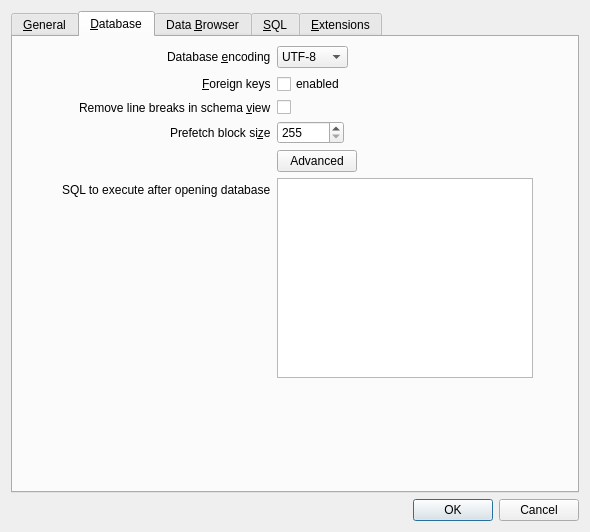
The window that src/PreferencesDialog.ui (sqlitebrowser/sqlitebrowser) describes before a commit, drawn with Qt 5.
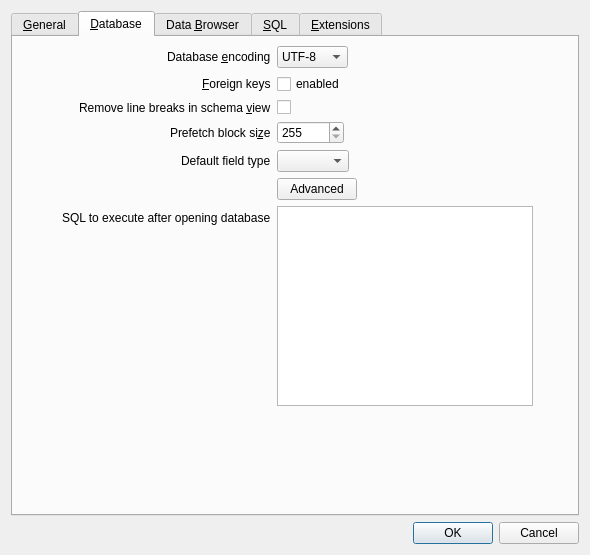
The same window after the commit. The open tabs and pages were chosen to show the change. Icons and pictures are not drawn. Custom widgets are drawn as their Qt base class.

Commit message:
Add default field type preference
- resolves sqlitebrowser/sqlitebrowser#650

```diff
--- a/src/PreferencesDialog.ui
+++ b/src/PreferencesDialog.ui
@@ -7,7 +7,7 @@
     <x>0</x>
     <y>0</y>
     <width>590</width>
-    <height>532</height>
+    <height>555</height>
    </rect>
   </property>
   <property name="windowTitle">
@@ -232,7 +232,7 @@
          </property>
         </widget>
        </item>
-       <item row="4" column="1">
+       <item row="5" column="1">
         <widget class="QPushButton" name="buttonDatabaseAdvanced">
          <property name="text">
           <string>Advanced</string>
@@ -246,7 +246,7 @@
          </property>
         </widget>
        </item>
-       <item row="6" column="1">
+       <item row="7" column="1">
         <widget class="SqlTextEdit" name="editDatabaseDefaultSqlText">
          <property name="minimumSize">
           <size>
@@ -262,7 +262,7 @@
          </property>
         </widget>
        </item>
-       <item row="6" column="0">
+       <item row="7" column="0">
         <widget class="QLabel" name="labelDatabaseDefaultSqlText">
          <property name="text">
           <string>SQL to execute after opening database</string>
@@ -272,7 +272,7 @@
          </property>
         </widget>
        </item>
-       <item row="7" column="1">
+       <item row="8" column="1">
         <spacer name="horizontalSpacer_2">
          <property name="orientation">
           <enum>Qt::Horizontal</enum>
@@ -285,6 +285,16 @@
          </property>
         </spacer>
        </item>
+       <item row="4" column="1">
+        <widget class="QComboBox" name="defaultFieldTypeComboBox"/>
+       </item>
+       <item row="4" column="0">
+        <widget class="QLabel" name="defaultFieldTypeLabel">
+         <property name="text">
+          <string>Default field type</string>
+         </property>
+        </widget>
+       </item>
       </layout>
      </widget>
      <widget class="QWidget" name="tab_5">
```
The commit also changes 2 other files.
